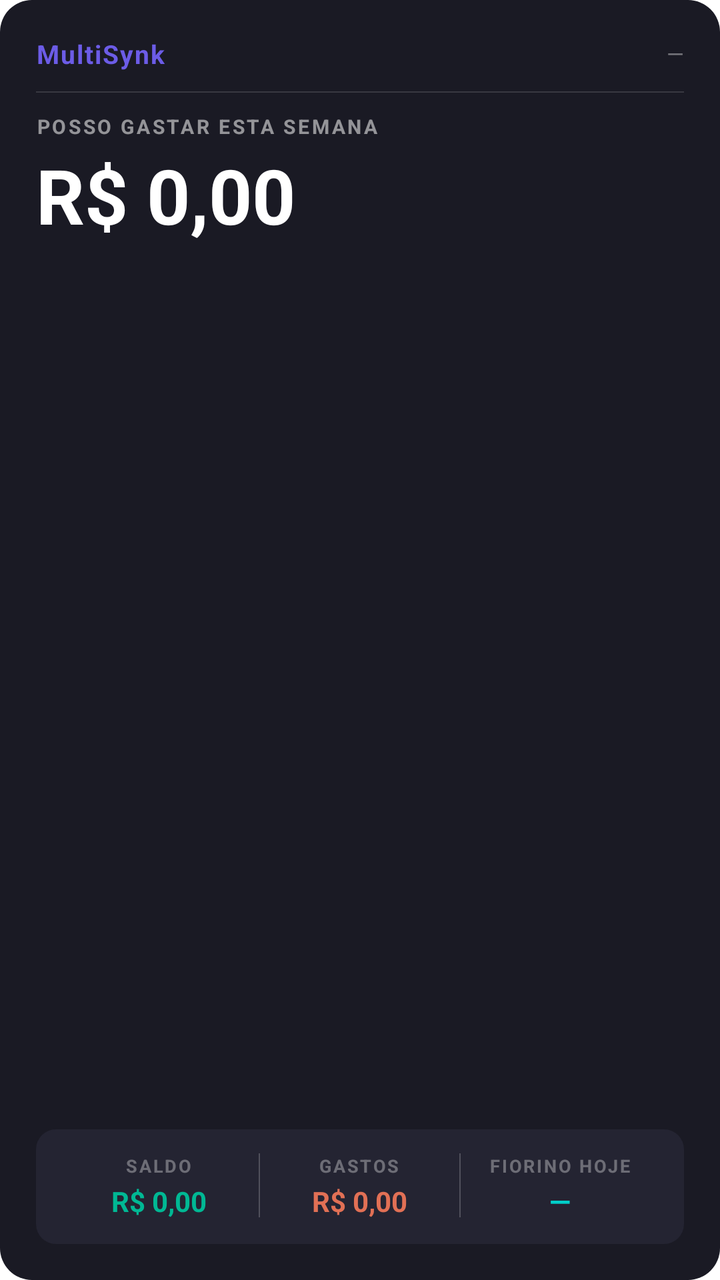
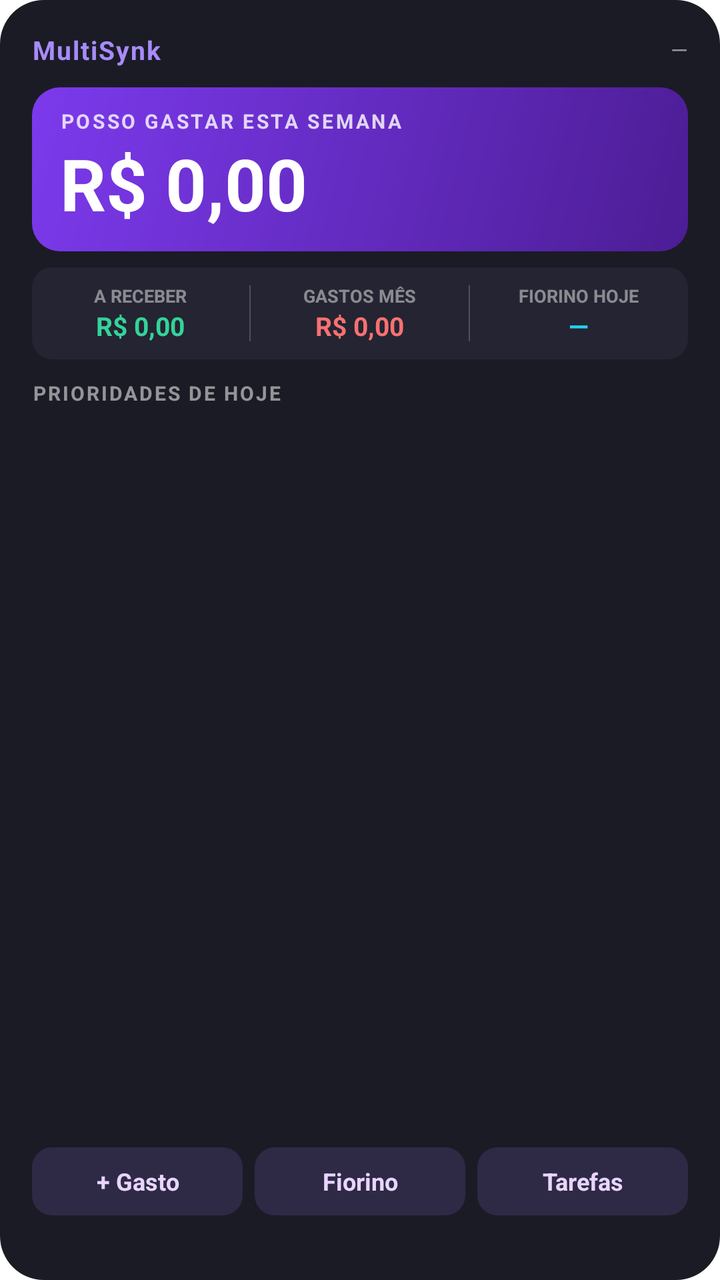

An Android layout rendered at two revisions. The XML below is the earlier revision; the diff shows what the commit changed to produce the second picture.
<!-- AndroidManifest.xml: fallback theme Theme.MaterialComponents.DayNight.NoActionBar -->
<!-- res/layout/budget_widget.xml -->
<?xml version="1.0" encoding="utf-8"?>
<LinearLayout xmlns:android="http://schemas.android.com/apk/res/android"
    android:id="@+id/widget_root"
    android:layout_width="match_parent"
    android:layout_height="match_parent"
    android:orientation="vertical"
    android:background="@drawable/widget_background"
    android:padding="18dp">

    
    <LinearLayout
        android:layout_width="match_parent"
        android:layout_height="wrap_content"
        android:orientation="horizontal"
        android:gravity="center_vertical">

        <TextView
            android:layout_width="0dp"
            android:layout_height="wrap_content"
            android:layout_weight="1"
            android:text="MultiSynk"
            android:textColor="#FF6C5CE7"
            android:textSize="13sp"
            android:textStyle="bold"
            android:letterSpacing="0.05" />

        <TextView
            android:id="@+id/widget_date"
            android:layout_width="wrap_content"
            android:layout_height="wrap_content"
            android:text="—"
            android:textColor="#66FFFFFF"
            android:textSize="11sp" />
    </LinearLayout>

    
    <View
        android:layout_width="match_parent"
        android:layout_height="0.5dp"
        android:background="#22FFFFFF"
        android:layout_marginTop="10dp"
        android:layout_marginBottom="10dp" />

    
    <TextView
        android:layout_width="wrap_content"
        android:layout_height="wrap_content"
        android:text="POSSO GASTAR ESTA SEMANA"
        android:textColor="#88FFFFFF"
        android:textSize="10sp"
        android:textStyle="bold"
        android:letterSpacing="0.12" />

    
    <TextView
        android:id="@+id/widget_budget"
        android:layout_width="wrap_content"
        android:layout_height="wrap_content"
        android:text="R$ 0,00"
        android:textColor="#FFFFFF"
        android:textSize="38sp"
        android:textStyle="bold"
        android:layout_marginTop="2dp" />

    
    <View
        android:layout_width="match_parent"
        android:layout_height="0dp"
        android:layout_weight="1" />

    
    <LinearLayout
        android:layout_width="match_parent"
        android:layout_height="wrap_content"
        android:orientation="horizontal"
        android:background="@drawable/widget_stats_bg"
        android:padding="12dp">

        
        <LinearLayout
            android:layout_width="0dp"
            android:layout_height="wrap_content"
            android:layout_weight="1"
            android:orientation="vertical"
            android:gravity="center">

            <TextView
                android:layout_width="wrap_content"
                android:layout_height="wrap_content"
                android:text="SALDO"
                android:textColor="#55FFFFFF"
                android:textSize="9sp"
                android:letterSpacing="0.1"
                android:textStyle="bold" />

            <TextView
                android:id="@+id/widget_income"
                android:layout_width="wrap_content"
                android:layout_height="wrap_content"
                android:text="R$ 0,00"
                android:textColor="#00B894"
                android:textSize="14sp"
                android:textStyle="bold"
                android:layout_marginTop="2dp" />
        </LinearLayout>

        <View
            android:layout_width="0.5dp"
            android:layout_height="32dp"
            android:background="#33FFFFFF" />

        
        <LinearLayout
            android:layout_width="0dp"
            android:layout_height="wrap_content"
            android:layout_weight="1"
            android:orientation="vertical"
            android:gravity="center">

            <TextView
                android:layout_width="wrap_content"
                android:layout_height="wrap_content"
                android:text="GASTOS"
                android:textColor="#55FFFFFF"
                android:textSize="9sp"
                android:letterSpacing="0.1"
                android:textStyle="bold" />

            <TextView
                android:id="@+id/widget_expenses"
                android:layout_width="wrap_content"
                android:layout_height="wrap_content"
                android:text="R$ 0,00"
                android:textColor="#E17055"
                android:textSize="14sp"
                android:textStyle="bold"
                android:layout_marginTop="2dp" />
        </LinearLayout>

        <View
            android:layout_width="0.5dp"
            android:layout_height="32dp"
            android:background="#33FFFFFF" />

        
        <LinearLayout
            android:layout_width="0dp"
            android:layout_height="wrap_content"
            android:layout_weight="1"
            android:orientation="vertical"
            android:gravity="center">

            <TextView
                android:layout_width="wrap_content"
                android:layout_height="wrap_content"
                android:text="FIORINO HOJE"
                android:textColor="#55FFFFFF"
                android:textSize="9sp"
                android:letterSpacing="0.1"
                android:textStyle="bold" />

            <TextView
                android:id="@+id/widget_fiorino"
                android:layout_width="wrap_content"
                android:layout_height="wrap_content"
                android:text="—"
                android:textColor="#00CEC9"
                android:textSize="14sp"
                android:textStyle="bold"
                android:layout_marginTop="2dp" />
        </LinearLayout>
    </LinearLayout>

</LinearLayout>
<!-- resources referenced by this layout -->
<resources>
  <!-- drawable widget_background (drawable) -->
  <?xml version="1.0" encoding="utf-8"?>
  <shape xmlns:android="http://schemas.android.com/apk/res/android"
      android:shape="rectangle">
      <solid android:color="#1A1A24" />
      <corners android:radius="16dp" />
  </shape>
  <!-- drawable widget_stats_bg (drawable) -->
  <?xml version="1.0" encoding="utf-8"?>
  <shape xmlns:android="http://schemas.android.com/apk/res/android"
      android:shape="rectangle">
      <solid android:color="#242432" />
      <corners android:radius="10dp" />
  </shape>
</resources>

<!-- the commit's change to res/layout/budget_widget.xml (unified diff, before → after) -->
@@ -5,7 +5,7 @@
     android:layout_height="match_parent"
     android:orientation="vertical"
     android:background="@drawable/widget_background"
-    android:padding="18dp">
+    android:padding="16dp">
 
     
     <LinearLayout
@@ -19,7 +19,7 @@
             android:layout_height="wrap_content"
             android:layout_weight="1"
             android:text="MultiSynk"
-            android:textColor="#FF6C5CE7"
+            android:textColor="#FFA78BFA"
             android:textSize="13sp"
             android:textStyle="bold"
             android:letterSpacing="0.05" />
@@ -29,44 +29,51 @@
             android:layout_width="wrap_content"
             android:layout_height="wrap_content"
             android:text="—"
-            android:textColor="#66FFFFFF"
+            android:textColor="#88FFFFFF"
             android:textSize="11sp" />
     </LinearLayout>
 
     
-    <View
-        android:layout_width="match_parent"
-        android:layout_height="0.5dp"
-        android:background="#22FFFFFF"
+    <LinearLayout
+        android:id="@+id/widget_hero"
+        android:layout_width="match_parent"
+        android:layout_height="wrap_content"
+        android:orientation="vertical"
+        android:background="@drawable/widget_hero_bg"
         android:layout_marginTop="10dp"
-        android:layout_marginBottom="10dp" />
-
-    
-    <TextView
-        android:layout_width="wrap_content"
-        android:layout_height="wrap_content"
-        android:text="POSSO GASTAR ESTA SEMANA"
-        android:textColor="#88FFFFFF"
-        android:textSize="10sp"
-        android:textStyle="bold"
-        android:letterSpacing="0.12" />
-
-    
-    <TextView
-        android:id="@+id/widget_budget"
-        android:layout_width="wrap_content"
-        android:layout_height="wrap_content"
-        android:text="R$ 0,00"
-        android:textColor="#FFFFFF"
-        android:textSize="38sp"
-        android:textStyle="bold"
-        android:layout_marginTop="2dp" />
-
-    
-    <View
-        android:layout_width="match_parent"
-        android:layout_height="0dp"
-        android:layout_weight="1" />
+        android:paddingStart="14dp"
+        android:paddingEnd="14dp"
+        android:paddingTop="10dp"
+        android:paddingBottom="10dp">
+
+        <TextView
+            android:layout_width="wrap_content"
+            android:layout_height="wrap_content"
+            android:text="POSSO GASTAR ESTA SEMANA"
+            android:textColor="#CCFFFFFF"
+            android:textSize="10sp"
+            android:textStyle="bold"
+            android:letterSpacing="0.12" />
+
+        <TextView
+            android:id="@+id/widget_budget"
+            android:layout_width="wrap_content"
+            android:layout_height="wrap_content"
+            android:text="R$ 0,00"
+            android:textColor="#FFFFFF"
+            android:textSize="36sp"
+            android:textStyle="bold"
+            android:maxLines="1" />
+
+        <TextView
+            android:id="@+id/widget_fixed"
+            android:layout_width="wrap_content"
+            android:layout_height="wrap_content"
+            android:textColor="#AAFFFFFF"
+            android:textSize="10sp"
+            android:maxLines="1"
+            android:visibility="gone" />
+    </LinearLayout>
 
     
     <LinearLayout
@@ -74,101 +81,154 @@
         android:layout_height="wrap_content"
         android:orientation="horizontal"
         android:background="@drawable/widget_stats_bg"
-        android:padding="12dp">
-
-        
+        android:layout_marginTop="8dp"
+        android:paddingTop="8dp"
+        android:paddingBottom="8dp">
+
         <LinearLayout
             android:layout_width="0dp"
             android:layout_height="wrap_content"
             android:layout_weight="1"
             android:orientation="vertical"
             android:gravity="center">
-
-            <TextView
-                android:layout_width="wrap_content"
-                android:layout_height="wrap_content"
-                android:text="SALDO"
-                android:textColor="#55FFFFFF"
+            <TextView
+                android:layout_width="wrap_content"
+                android:layout_height="wrap_content"
+                android:text="A RECEBER"
+                android:textColor="#77FFFFFF"
                 android:textSize="9sp"
-                android:letterSpacing="0.1"
                 android:textStyle="bold" />
-
-            <TextView
-                android:id="@+id/widget_income"
+            <TextView
+                android:id="@+id/widget_receivables"
                 android:layout_width="wrap_content"
                 android:layout_height="wrap_content"
                 android:text="R$ 0,00"
-                android:textColor="#00B894"
-                android:textSize="14sp"
+                android:textColor="#34D399"
+                android:textSize="13sp"
                 android:textStyle="bold"
-                android:layout_marginTop="2dp" />
+                android:maxLines="1" />
         </LinearLayout>
 
         <View
             android:layout_width="0.5dp"
-            android:layout_height="32dp"
+            android:layout_height="28dp"
+            android:layout_gravity="center_vertical"
             android:background="#33FFFFFF" />
 
-        
         <LinearLayout
             android:layout_width="0dp"
             android:layout_height="wrap_content"
             android:layout_weight="1"
             android:orientation="vertical"
             android:gravity="center">
-
-            <TextView
-                android:layout_width="wrap_content"
-                android:layout_height="wrap_content"
-                android:text="GASTOS"
-                android:textColor="#55FFFFFF"
+            <TextView
+                android:layout_width="wrap_content"
+                android:layout_height="wrap_content"
+                android:text="GASTOS MÊS"
+                android:textColor="#77FFFFFF"
                 android:textSize="9sp"
-                android:letterSpacing="0.1"
                 android:textStyle="bold" />
-
             <TextView
                 android:id="@+id/widget_expenses"
                 android:layout_width="wrap_content"
                 android:layout_height="wrap_content"
                 android:text="R$ 0,00"
-                android:textColor="#E17055"
-                android:textSize="14sp"
+                android:textColor="#F87171"
+                android:textSize="13sp"
                 android:textStyle="bold"
-                android:layout_marginTop="2dp" />
+                android:maxLines="1" />
         </LinearLayout>
 
         <View
             android:layout_width="0.5dp"
-            android:layout_height="32dp"
+            android:layout_height="28dp"
+            android:layout_gravity="center_vertical"
             android:background="#33FFFFFF" />
 
-        
         <LinearLayout
             android:layout_width="0dp"
             android:layout_height="wrap_content"
             android:layout_weight="1"
             android:orientation="vertical"
             android:gravity="center">
-
             <TextView
                 android:layout_width="wrap_content"
                 android:layout_height="wrap_content"
                 android:text="FIORINO HOJE"
-                android:textColor="#55FFFFFF"
+                android:textColor="#77FFFFFF"
                 android:textSize="9sp"
-                android:letterSpacing="0.1"
                 android:textStyle="bold" />
-
             <TextView
                 android:id="@+id/widget_fiorino"
                 android:layout_width="wrap_content"
                 android:layout_height="wrap_content"
                 android:text="—"
-                android:textColor="#00CEC9"
-                android:textSize="14sp"
+                android:textColor="#22D3EE"
+                android:textSize="13sp"
                 android:textStyle="bold"
-                android:layout_marginTop="2dp" />
+                android:maxLines="1" />
         </LinearLayout>
     </LinearLayout>
 
+    
+    <LinearLayout
+        android:id="@+id/widget_tasks_box"
+        android:layout_width="match_parent"
+        android:layout_height="0dp"
+        android:layout_weight="1"
+        android:orientation="vertical"
+        android:layout_marginTop="10dp">
+
+        <TextView
+            android:layout_width="wrap_content"
+            android:layout_height="wrap_content"
+            android:text="PRIORIDADES DE HOJE"
+            android:textColor="#88FFFFFF"
+            android:textSize="10sp"
+            android:textStyle="bold"
+            android:letterSpacing="0.1" />
+
+        <TextView
+            android:id="@+id/widget_task_1"
+            style="@style/WidgetTask"
+            android:textColor="#FFFFFFFF" />
+        <TextView
+            android:id="@+id/widget_task_2"
+            style="@style/WidgetTask" />
+        <TextView
+            android:id="@+id/widget_task_3"
+            style="@style/WidgetTask" />
+    </LinearLayout>
+
+    
+    <LinearLayout
+        android:layout_width="match_parent"
+        android:layout_height="wrap_content"
+        android:orientation="horizontal"
+        android:layout_marginTop="6dp">
+
+        <TextView
+            android:id="@+id/widget_btn_expense"
+            style="@style/WidgetButton"
+            android:text="+ Gasto" />
+        <TextView
+            android:id="@+id/widget_btn_fiorino"
+            style="@style/WidgetButton"
+            android:layout_marginStart="6dp"
+            android:text="Fiorino" />
+        <TextView
+            android:id="@+id/widget_btn_tasks"
+            style="@style/WidgetButton"
+            android:layout_marginStart="6dp"
+            android:text="Tarefas" />
+    </LinearLayout>
+
+    <TextView
+        android:id="@+id/widget_updated"
+        android:layout_width="wrap_content"
+        android:layout_height="wrap_content"
+        android:layout_gravity="end"
+        android:layout_marginTop="4dp"
+        android:textColor="#55FFFFFF"
+        android:textSize="9sp" />
 </LinearLayout>
<!-- resource entries referenced after the edit -->
@@ -4,8 +4,18 @@
   <?xml version="1.0" encoding="utf-8"?>
   <shape xmlns:android="http://schemas.android.com/apk/res/android"
       android:shape="rectangle">
-      <solid android:color="#1A1A24" />
-      <corners android:radius="16dp" />
+      <solid android:color="#F20F0F1A" />
+      <corners android:radius="22dp" />
+  </shape>
+  <!-- drawable widget_hero_bg (drawable) -->
+  <?xml version="1.0" encoding="utf-8"?>
+  <shape xmlns:android="http://schemas.android.com/apk/res/android"
+      android:shape="rectangle">
+      <gradient
+          android:angle="315"
+          android:startColor="#FF7C3AED"
+          android:endColor="#FF4C1D95" />
+      <corners android:radius="14dp" />
   </shape>
   <!-- drawable widget_stats_bg (drawable) -->
   <?xml version="1.0" encoding="utf-8"?>
@@ -14,5 +24,31 @@
       <solid android:color="#242432" />
       <corners android:radius="10dp" />
   </shape>
+  <style name="WidgetButton">
+          <item name="android:layout_width">0dp</item>
+          <item name="android:layout_height">34dp</item>
+          <item name="android:layout_weight">1</item>
+          <item name="android:gravity">center</item>
+          <item name="android:background">@drawable/widget_button_bg</item>
+          <item name="android:textColor">#FFE9D5FF</item>
+          <item name="android:textSize">12sp</item>
+          <item name="android:textStyle">bold</item>
+      </style>
+  <style name="WidgetTask">
+          <item name="android:layout_width">match_parent</item>
+          <item name="android:layout_height">wrap_content</item>
+          <item name="android:layout_marginTop">4dp</item>
+          <item name="android:textColor">#BBFFFFFF</item>
+          <item name="android:textSize">13sp</item>
+          <item name="android:maxLines">1</item>
+          <item name="android:ellipsize">end</item>
+      </style>
+  <!-- drawable widget_button_bg (drawable) -->
+  <?xml version="1.0" encoding="utf-8"?>
+  <shape xmlns:android="http://schemas.android.com/apk/res/android"
+      android:shape="rectangle">
+      <solid android:color="#FF2E2A45" />
+      <corners android:radius="10dp" />
+  </shape>
 </resources>
 
